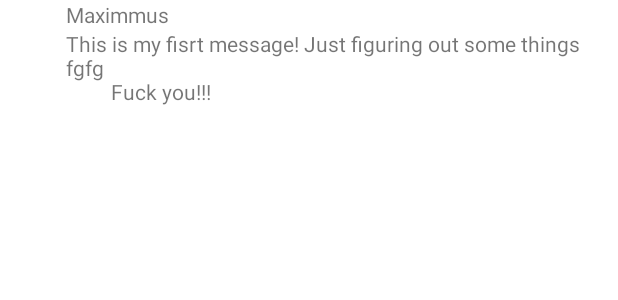
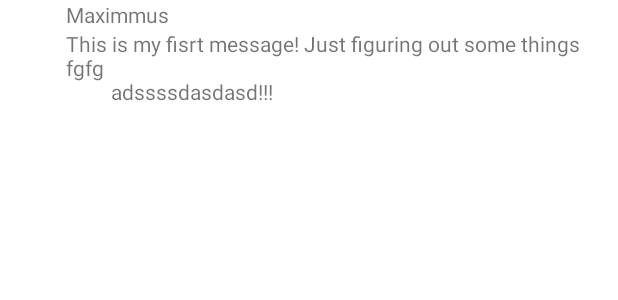
Before and after one commit to theMaximmus/ProjectS, an Android app: the layout item_feed.xml on its own in the app's theme, with its tools: preview values and no code run, on a phone screen of 412 x 824 dp. Shown: the top 300 px of the screen. Run offline under Robolectric (Android 15) with nearby library versions, the phone set to English and light mode, and no system bars.

Commit message:
Commit idk#

```diff
--- a/app/src/main/res/layout/fragment_home.xml
+++ b/app/src/main/res/layout/fragment_home.xml
@@ -6,7 +6,7 @@
     android:layout_height="match_parent"
     tools:context=".ui.home.HomeFragment">
 
-    <TextView
+ <!--   <TextView
         android:id="@+id/text_home"
         android:layout_width="match_parent"
         android:layout_height="wrap_content"
@@ -19,7 +19,7 @@
         app:layout_constraintEnd_toEndOf="parent"
         app:layout_constraintStart_toStartOf="parent"
         app:layout_constraintTop_toTopOf="parent" />
-
+-->
     <androidx.recyclerview.widget.RecyclerView
         android:layout_width="match_parent"
         android:layout_height="match_parent"
--- a/app/src/main/res/layout/item_feed.xml
+++ b/app/src/main/res/layout/item_feed.xml
@@ -27,6 +27,6 @@
         app:layout_constraintTop_toBottomOf="@id/feed_user_name"
         app:layout_constraintEnd_toEndOf="parent"
         tools:text="This is my fisrt message! Just figuring out some things fgfg\n
-        Fuck you!!!"/>
+        adssssdasdasd!!!"/>
 
 </androidx.constraintlayout.widget.ConstraintLayout>
```
